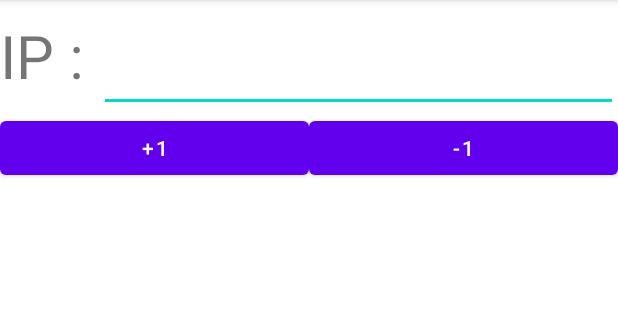
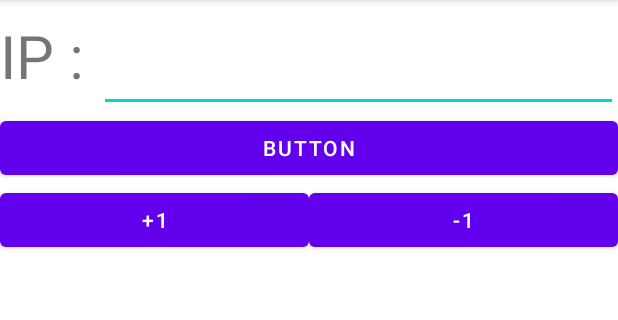
Before and after one commit to minsu11/Capston_SmartTrashCan, an Android app: the screen it shows after launch (MainActivity), on a phone screen of 412 x 824 dp, the part 84-404 px from its top. Run offline under Robolectric (Android 15) with nearby library versions, the phone set to English and light mode, and no system bars.

Commit message:
에러 버전

```diff
--- a/app/src/main/java/com/example/capstonedisign/MainActivity.java
+++ b/app/src/main/java/com/example/capstonedisign/MainActivity.java
@@ -13,6 +13,8 @@ import android.widget.TextView;
 import java.io.DataInputStream;
 import java.io.DataOutputStream;
 import java.io.IOException;
+import java.io.ObjectInputStream;
+import java.io.ObjectOutputStream;
 import java.net.Socket;
 import java.nio.ByteBuffer;
 import java.nio.ByteOrder;
@@ -20,6 +22,8 @@ public class MainActivity extends AppCompatActivity {
     String sended_string = "";
     boolean call_selected = false, trash_selected = false;
     Button call_btn, trash_btn;
+
+    Button ex_btn;
     EditText ip_edit;
     TextView show_text;
 
@@ -32,7 +36,8 @@ public class MainActivity extends AppCompatActivity {
     private DataInputStream instream;
 
     // 현재는 노트북 ip 주소, 추후 라즈베리파이 mac주소 들어갈 예정
-    private String ip_net = "172.20.10.3";
+    // 핫스팟 = 172.20.10.3
+    private String ip_net = "10.201.152.158";
 
     private int port = 9999;
     @Override
@@ -40,7 +45,14 @@ public class MainActivity extends AppCompatActivity {
         super.onCreate(savedInstanceState);
         setContentView(R.layout.activity_main);
 
-        connect();
+        ex_btn = (Button) findViewById(R.id.button);
+        ex_btn.setOnClickListener(new View.OnClickListener() {
+            @Override
+            public void onClick(View view) {
+
+                server_connect();
+            }
+        });
 
         call_btn = (Button) findViewById(R.id.call_btn);
         call_btn.setOnClickListener(new View.OnClickListener() {
@@ -63,7 +75,8 @@ public class MainActivity extends AppCompatActivity {
         show_text = (TextView) findViewById(R.id.textView);
     }
 
-    void connect(){
+    void server_connect(){
+        System.out.println("확인");
         mHandler = new Handler(Looper.getMainLooper());
         Log.w("connect","연결 하는중");
         Thread checkUpdate = new Thread(){
@@ -71,6 +84,7 @@ public class MainActivity extends AppCompatActivity {
 
                 // Access server
                 try{
+                    ip_net = "10.201.152.158";
                     socket = new Socket(ip_net, port);
                     Log.w("서버 접속됨", "서버 접속됨");
                 }catch (IOException e1){
--- a/app/src/main/res/layout/activity_main.xml
+++ b/app/src/main/res/layout/activity_main.xml
@@ -20,7 +20,15 @@
             android:layout_height="wrap_content"
             android:id="@+id/editText"
             android:textSize="40dp"/>
+
     </LinearLayout>
+
+    <Button
+        android:id="@+id/button"
+        android:layout_width="match_parent"
+        android:layout_height="wrap_content"
+        android:layout_weight="0"
+        android:text="Button" />
 
     <LinearLayout
         android:layout_width="match_parent"
```
